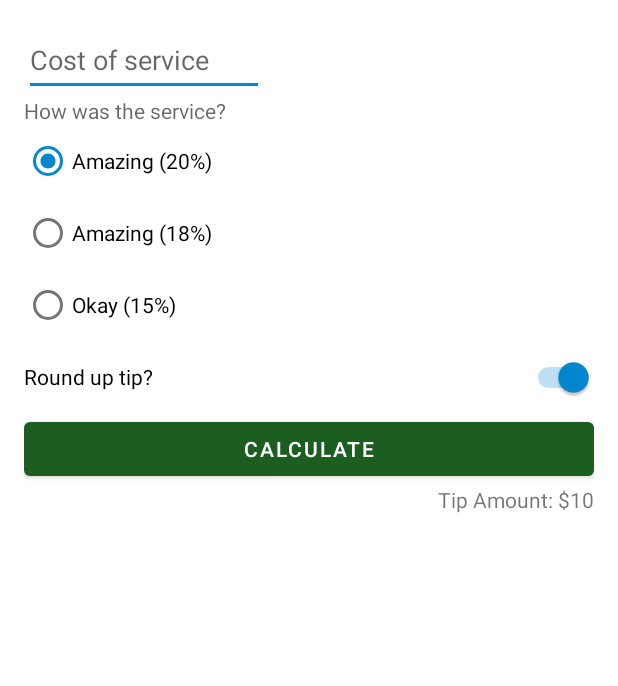
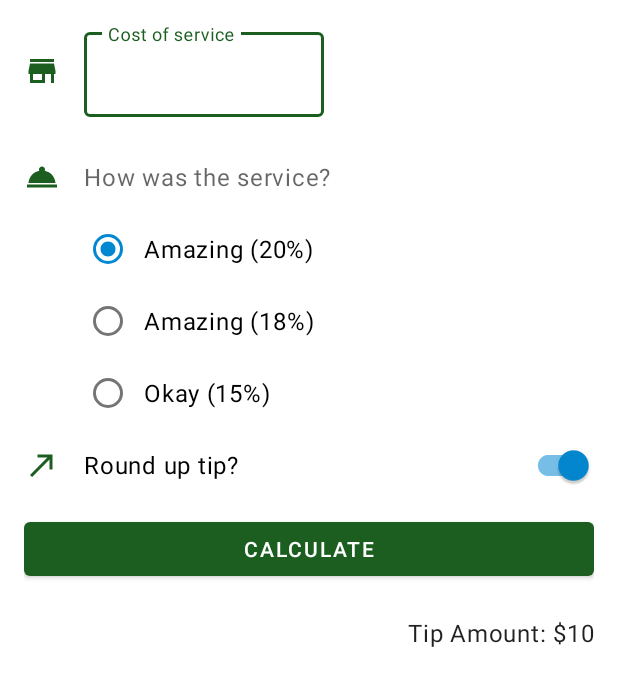
Before and after one commit to DjonathanDAvila/Tip-Time, an Android app: the layout activity_main.xml on its own in the app's theme, with its tools: preview values and no code run, on a phone screen of 412 x 824 dp. Shown: the top 686 px of the screen. Run offline under Robolectric (Android 15) with nearby library versions, the phone set to English and light mode, and no system bars.

Commit message:
Criado uma experiência do usuário mais sofisticada

```diff
--- a/app/build.gradle
+++ b/app/build.gradle
@@ -15,6 +15,8 @@ android {
         versionName "1.0"
 
         testInstrumentationRunner "androidx.test.runner.AndroidJUnitRunner"
+
+        vectorDrawables.useSupportLibrary = true
     }
 
     buildTypes {
--- a/app/src/main/java/com/example/tiptime/MainActivity.kt
+++ b/app/src/main/java/com/example/tiptime/MainActivity.kt
@@ -1,6 +1,10 @@
 package com.example.tiptime
 
+import android.content.Context
 import android.os.Bundle
+import android.view.KeyEvent
+import android.view.View
+import android.view.inputmethod.InputMethodManager
 import androidx.appcompat.app.AppCompatActivity
 import com.example.tiptime.databinding.ActivityMainBinding
 import java.text.NumberFormat
@@ -15,13 +19,16 @@ class MainActivity : AppCompatActivity() {
         setContentView(binding.root)
 
         binding.calculateButton.setOnClickListener{calculateTip()}
+
+        binding.costOfServiceEditText.setOnKeyListener { view, keyCode, _ -> handleKeyEvent(view, keyCode)
+        }
     }
 
     // Calcular a gorjeta
     private fun calculateTip() {
 
         // Acessar o custo do serviço
-        val stringIntTextField = binding.costOfService.text.toString()
+        val stringIntTextField = binding.costOfServiceEditText.text.toString()
         val cost = stringIntTextField.toDoubleOrNull()
         if (cost == null) {
             binding.tipResult.text = ""
@@ -49,7 +56,18 @@ class MainActivity : AppCompatActivity() {
 
         // Exibir a forjeta
         binding.tipResult.text = getString(R.string.tip_amount, formattedTip)
+    }
 
+    // função handleKeyEvent() serve para ocultar o teclado quando a tecla Enter for precionada
+    private fun handleKeyEvent(view: View, keyCode: Int): Boolean {
+        if (keyCode == KeyEvent.KEYCODE_ENTER) {
+            // Hide the keyboard
+            val inputMethodManager =
+                getSystemService(Context.INPUT_METHOD_SERVICE) as InputMethodManager
+            inputMethodManager.hideSoftInputFromWindow(view.windowToken, 0)
+            return true
+        }
+        return false
+    }
 
-    }
 }
--- /dev/null
+++ b/app/src/main/res/drawable/ic_round_up.xml
@@ -0,0 +1,12 @@
+<vector
+    android:autoMirrored="true"
+    android:height="24dp"
+    android:tint="?attr/colorPrimary"
+    android:viewportHeight="24"
+    android:viewportWidth="24"
+    android:width="24dp"
+    xmlns:android="http://schemas.android.com/apk/res/android">
+    <path
+        android:fillColor="@android:color/white"
+        android:pathData="M9,5v2h6.59L4,18.59 5.41,20 17,8.41V15h2V5z"/>
+</vector>
--- /dev/null
+++ b/app/src/main/res/drawable/ic_service.xml
@@ -0,0 +1,11 @@
+<vector
+    android:height="24dp"
+    android:tint="?attr/colorPrimary"
+    android:viewportHeight="24"
+    android:viewportWidth="24"
+    android:width="24dp"
+    xmlns:android="http://schemas.android.com/apk/res/android">
+    <path
+        android:fillColor="@android:color/white"
+        android:pathData="M2,17h20v2L2,19zM13.84,7.79c0.1,-0.24 0.16,-0.51 0.16,-0.79 0,-1.1 -0.9,-2 -2,-2s-2,0.9 -2,2c0,0.28 0.06,0.55 0.16,0.79C6.25,8.6 3.27,11.93 3,16h18c-0.27,-4.07 -3.25,-7.4 -7.16,-8.21z"/>
+</vector>
--- /dev/null
+++ b/app/src/main/res/drawable/ic_store.xml
@@ -0,0 +1,11 @@
+<vector
+    android:height="24dp"
+    android:tint="?attr/colorPrimary"
+    android:viewportHeight="24"
+    android:viewportWidth="24"
+    android:width="24dp"
+    xmlns:android="http://schemas.android.com/apk/res/android">
+    <path
+        android:fillColor="@android:color/white"
+        android:pathData="M20,4L4,4v2h16L20,4zM21,14v-2l-1,-5L4,7l-1,5v2h1v6h10v-6h4v6h2v-6h1zM12,18L6,18v-4h6v4z"/>
+</vector>
--- a/app/src/main/res/layout/activity_main.xml
+++ b/app/src/main/res/layout/activity_main.xml
@@ -1,29 +1,65 @@
 <?xml version="1.0" encoding="utf-8"?>
-<androidx.constraintlayout.widget.ConstraintLayout xmlns:android="http://schemas.android.com/apk/res/android"
+<!-- o ScrollVire serve para adicionar função scroll (rolar tela) -->
+<ScrollView
+    xmlns:android="http://schemas.android.com/apk/res/android"
     xmlns:app="http://schemas.android.com/apk/res-auto"
     xmlns:tools="http://schemas.android.com/tools"
+    android:layout_height="match_parent"
+    android:layout_width="match_parent">
+
+    <androidx.constraintlayout.widget.ConstraintLayout
         android:layout_width="match_parent"
-    android:layout_height="match_parent"
+        android:layout_height="wrap_content"
         android:padding="16dp"
         tools:context=".MainActivity"
         tools:ignore="UseSwitchCompatOrMaterialXml">
 
-    <EditText
+
+        <ImageView
+            android:id="@+id/icon_cost_of_service"
+            android:layout_width="wrap_content"
+            android:layout_height="wrap_content"
+            android:importantForAccessibility="no"
+            app:layout_constraintBottom_toBottomOf="@id/cost_of_service"
+            app:layout_constraintStart_toStartOf="parent"
+            app:layout_constraintTop_toTopOf="@id/cost_of_service"
+            app:srcCompat="@drawable/ic_store" />
+
+        <com.google.android.material.textfield.TextInputLayout
             android:id="@+id/cost_of_service"
             android:layout_width="160dp"
             android:layout_height="wrap_content"
+            android:layout_marginStart="16dp"
             android:hint="@string/cost_of_service"
-        android:inputType="numberDecimal"
-        android:minHeight="48dp"
+            app:layout_constraintStart_toEndOf="@id/icon_cost_of_service"
+            app:layout_constraintTop_toTopOf="parent">
+
+            <com.google.android.material.textfield.TextInputEditText
+                android:id="@+id/cost_of_service_edit_text"
+                android:layout_width="match_parent"
+                android:layout_height="wrap_content"
+                android:inputType="numberDecimal" />
+
+        </com.google.android.material.textfield.TextInputLayout>
+
+        <ImageView
+            android:id="@+id/icon_service_question"
+            android:layout_width="wrap_content"
+            android:layout_height="wrap_content"
+            android:importantForAccessibility="no"
+            app:srcCompat="@drawable/ic_service"
+            app:layout_constraintBottom_toBottomOf="@+id/service_question"
             app:layout_constraintStart_toStartOf="parent"
-        app:layout_constraintTop_toTopOf="parent" />
+            app:layout_constraintTop_toTopOf="@+id/service_question" />
 
         <TextView
             android:id="@+id/service_question"
+            style="@style/Widget.TipTime.TextView"
             android:layout_width="wrap_content"
             android:layout_height="wrap_content"
             android:hint="@string/how_was_the_service"
-        app:layout_constraintStart_toStartOf="parent"
+            android:layout_marginTop="16dp"
+            app:layout_constraintStart_toStartOf="@+id/cost_of_service"
             app:layout_constraintTop_toBottomOf="@+id/cost_of_service" />
 
         <RadioGroup
@@ -31,7 +67,7 @@
             android:layout_width="wrap_content"
             android:layout_height="wrap_content"
             android:checkedButton="@id/option_twenty_percent"
-        app:layout_constraintStart_toStartOf="parent"
+            app:layout_constraintStart_toStartOf="@+id/cost_of_service"
             app:layout_constraintTop_toBottomOf="@+id/service_question">
 
             <RadioButton
@@ -53,7 +89,17 @@
                 android:text="@string/ok_service" />
         </RadioGroup>
 
-    <Switch
+        <ImageView
+            android:id="@+id/icon_roud_up"
+            android:layout_width="wrap_content"
+            android:layout_height="wrap_content"
+            android:importantForAccessibility="no"
+            app:layout_constraintBottom_toBottomOf="@+id/round_up_switch"
+            app:layout_constraintStart_toStartOf="parent"
+            app:layout_constraintTop_toTopOf="@+id/round_up_switch"
+            app:srcCompat="@drawable/ic_round_up" />
+
+        <com.google.android.material.switchmaterial.SwitchMaterial
             android:id="@+id/round_up_switch"
             android:layout_width="0dp"
             android:layout_height="wrap_content"
@@ -69,17 +115,20 @@
             android:layout_width="0dp"
             android:layout_height="wrap_content"
             android:text="@string/calculate"
+            android:layout_marginTop="8dp"
             app:layout_constraintEnd_toEndOf="parent"
             app:layout_constraintStart_toStartOf="parent"
             app:layout_constraintTop_toBottomOf="@+id/round_up_switch" />
 
         <TextView
             android:id="@+id/tip_result"
+            style="@style/Widget.TipTime.TextView"
             android:layout_width="wrap_content"
             android:layout_height="wrap_content"
             tools:text="Tip Amount: $10"
+            android:layout_marginTop="8dp"
             app:layout_constraintEnd_toEndOf="parent"
             app:layout_constraintTop_toBottomOf="@+id/calculate_button" />
 
-
     </androidx.constraintlayout.widget.ConstraintLayout>
+</ScrollView>
--- a/app/src/main/res/values-night/themes.xml
+++ b/app/src/main/res/values-night/themes.xml
@@ -12,5 +12,11 @@
         <!-- Status bar color. -->
         <item name="android:statusBarColor" tools:targetApi="21">?attr/colorPrimaryVariant</item>
         <!-- Customize your theme here. -->
+        <!-- Text input fields -->
+        <item name="textInputStyle">@style/Widget.MaterialComponents.TextInputLayout.OutlinedBox</item>
+        <!-- Radio buttons -->
+        <item name="radioButtonStyle">@style/Widget.TipTime.CompoundButton.RadioButton</item>
+        <!-- Switches -->
+        <item name="switchStyle">@style/Widget.TipTime.CompoundButton.Switch</item>
     </style>
 </resources>
--- /dev/null
+++ b/app/src/main/res/values/dimens.xml
@@ -0,0 +1,4 @@
+<?xml version="1.0" encoding="utf-8"?>
+<resources>
+    <dimen name="min_text_height">48dp</dimen>
+</resources>
--- /dev/null
+++ b/app/src/main/res/values/styles.xml
@@ -0,0 +1,20 @@
+<?xml version="1.0" encoding="utf-8"?>
+<resources>
+    <style name="Widget.TipTime.TextView" parent="Widget.MaterialComponents.TextView">
+        <item name="android:minHeight">@dimen/min_text_height</item>
+        <item name="android:gravity">center_vertical</item>
+        <item name="android:textAppearance">?attr/textAppearanceBody1</item>
+    </style>
+
+    <style name="Widget.TipTime.CompoundButton.Switch" parent="Widget.MaterialComponents.CompoundButton.Switch">
+        <item name="android:minHeight">@dimen/min_text_height</item>
+        <item name="android:gravity">center_vertical</item>
+        <item name="android:textAppearance">?attr/textAppearanceBody1</item>
+    </style>
+
+    <style name="Widget.TipTime.CompoundButton.RadioButton"
+        parent="Widget.MaterialComponents.CompoundButton.RadioButton">
+        <item name="android:paddingStart">8dp</item>
+        <item name="android:textAppearance">?attr/textAppearanceBody1</item>
+    </style>
+</resources>
--- a/app/src/main/res/values/themes.xml
+++ b/app/src/main/res/values/themes.xml
@@ -12,5 +12,11 @@
         <!-- Status bar color. -->
         <item name="android:statusBarColor" tools:targetApi="21">?attr/colorPrimaryVariant</item>
         <!-- Customize your theme here. -->
+        <!-- Text input fields -->
+        <item name="textInputStyle">@style/Widget.MaterialComponents.TextInputLayout.OutlinedBox</item>
+        <!-- For radio buttons -->
+        <item name="radioButtonStyle">@style/Widget.TipTime.CompoundButton.RadioButton</item>
+        <!-- For switches -->
+        <item name="switchStyle">@style/Widget.TipTime.CompoundButton.Switch</item>
     </style>
 </resources>
```
Lines whose indentation alone changed are shown as unchanged.
